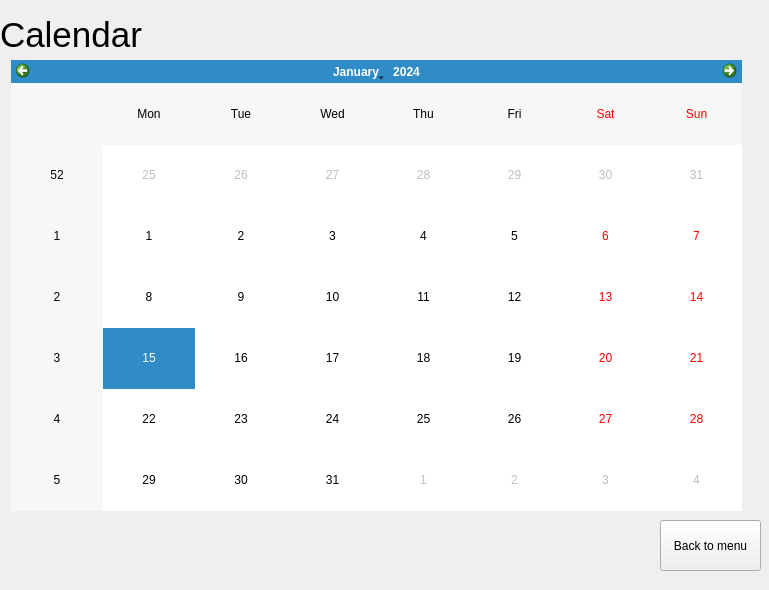
Old version of the form calendarwindow.ui in the repository Ancellie/organizer_on_qt.
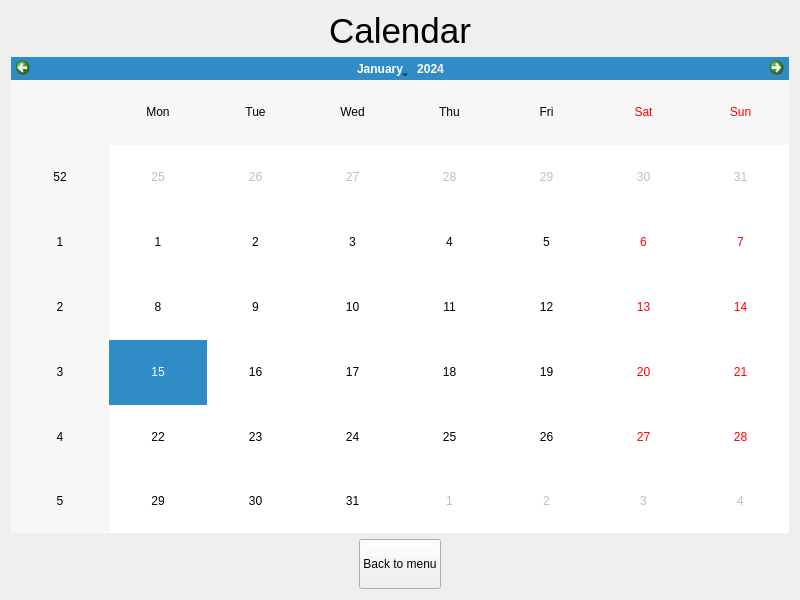
New version of the form.

```diff
--- a/calendarwindow.ui
+++ b/calendarwindow.ui
@@ -6,49 +6,68 @@
    <rect>
     <x>0</x>
     <y>0</y>
-    <width>769</width>
-    <height>590</height>
+    <width>800</width>
+    <height>600</height>
    </rect>
   </property>
   <property name="windowTitle">
    <string>Form</string>
   </property>
+  <layout class="QVBoxLayout" name="verticalLayout">
+   <item>
   <widget class="QLabel" name="label">
-   <property name="geometry">
-    <rect>
-     <x>0</x>
-     <y>0</y>
-     <width>251</width>
-     <height>71</height>
-    </rect>
-   </property>
    <property name="text">
-    <string>&lt;html&gt;&lt;head/&gt;&lt;body&gt;&lt;p&gt;&lt;span style=&quot; font-size:26pt;&quot;&gt;Calendar&lt;/span&gt;&lt;/p&gt;&lt;/body&gt;&lt;/html&gt;</string>
-   </property>
-  </widget>
+      <string>&lt;html&gt;&lt;head/&gt;&lt;body&gt;&lt;p align=&quot;center&quot;&gt;&lt;span style=&quot; font-size:26pt;&quot;&gt;Calendar&lt;/span&gt;&lt;/p&gt;&lt;/body&gt;&lt;/html&gt;</string>
+     </property>
+    </widget>
+   </item>
+   <item>
+    <widget class="QCalendarWidget" name="calendarWidget"/>
+   </item>
+   <item>
+    <layout class="QHBoxLayout" name="horizontalLayout_2">
+     <item>
+      <spacer name="horizontalSpacer_2">
+       <property name="orientation">
+        <enum>Qt::Horizontal</enum>
+       </property>
+       <property name="sizeHint" stdset="0">
+        <size>
+         <width>40</width>
+         <height>20</height>
+        </size>
+       </property>
+      </spacer>
+     </item>
+     <item>
   <widget class="QPushButton" name="backButton">
-   <property name="geometry">
-    <rect>
-     <x>660</x>
-     <y>520</y>
-     <width>101</width>
-     <height>51</height>
-    </rect>
+       <property name="minimumSize">
+        <size>
+         <width>0</width>
+         <height>50</height>
+        </size>
    </property>
    <property name="text">
     <string>Back to menu</string>
    </property>
   </widget>
-  <widget class="QCalendarWidget" name="calendarWidget">
-   <property name="geometry">
-    <rect>
-     <x>11</x>
-     <y>60</y>
-     <width>731</width>
-     <height>451</height>
-    </rect>
-   </property>
-  </widget>
+     </item>
+     <item>
+      <spacer name="horizontalSpacer">
+       <property name="orientation">
+        <enum>Qt::Horizontal</enum>
+       </property>
+       <property name="sizeHint" stdset="0">
+        <size>
+         <width>40</width>
+         <height>20</height>
+        </size>
+       </property>
+      </spacer>
+     </item>
+    </layout>
+   </item>
+  </layout>
  </widget>
  <resources/>
  <connections/>
```
Lines whose indentation alone changed are shown as unchanged.
